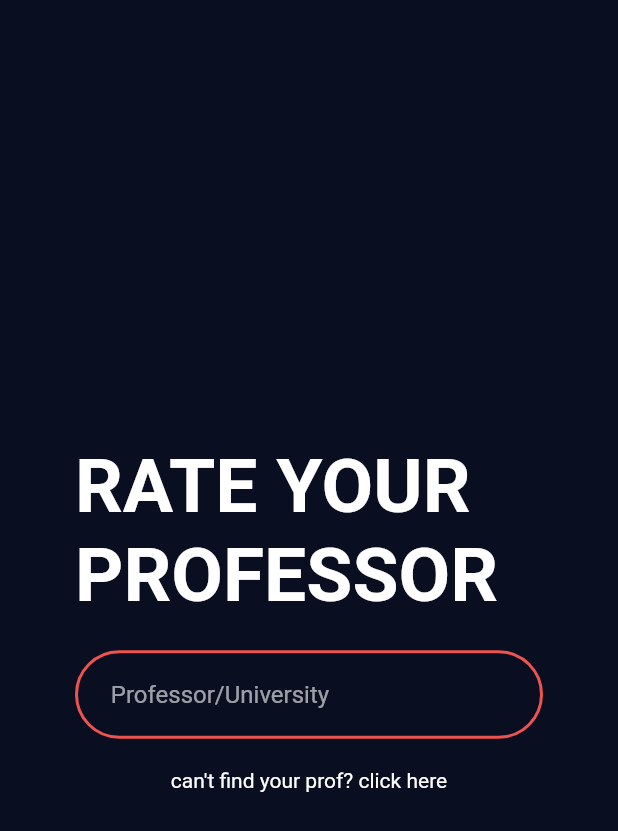
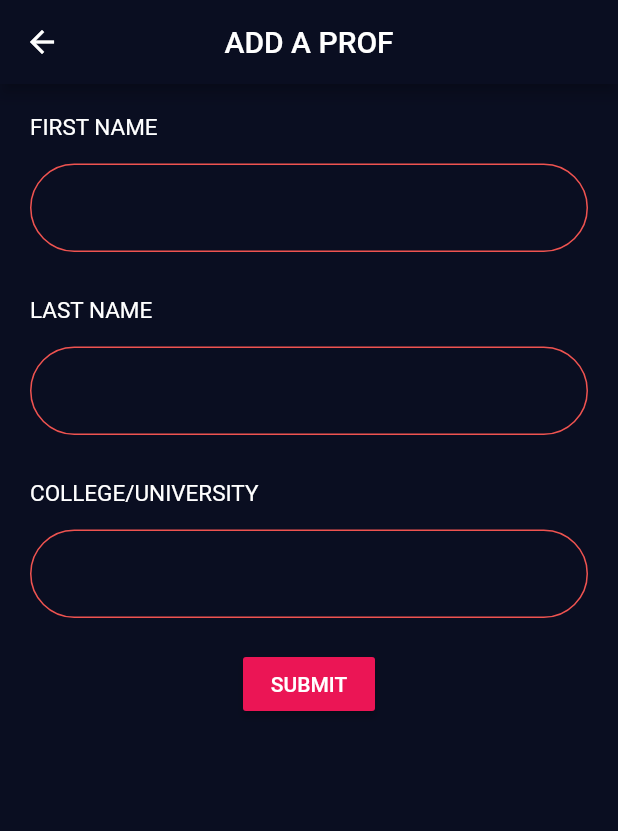
Before and after one commit to jangeloenciso/rate-your-prof, a Flutter app: the screen it shows after launch, on a phone screen of 412 x 824 dp. Shown: the top 831 px of the screen. Run offline on Flutter 3.47's test engine with Material 2 defaults, Android fonts, the light colour scheme and no system bars.

Commit message:
Rough add-prof page UI

```diff
--- a/lib/main.dart
+++ b/lib/main.dart
@@ -1,15 +1,17 @@
 import 'package:flutter/material.dart';
 import 'package:rate_your_prof/pages/input_page.dart';
 import 'package:rate_your_prof/pages/prof_rating.dart';
+import 'package:rate_your_prof/pages/add_prof.dart';
 
 void main() => runApp(MaterialApp(
   theme: ThemeData.dark().copyWith(
         primaryColor: Color(0xFF0A0E21),
         scaffoldBackgroundColor: Color(0xFF0A0E21),
       ),
-  initialRoute: '/',
+  initialRoute: '/addProf',
   routes: {
     '/': (context) => InputPage(),
     '/profRating': (context) => ProfRating(),
+    '/addProf': (context) => AddProf(),
   }
 ));
--- /dev/null
+++ b/lib/pages/add_prof.dart
@@ -0,0 +1,83 @@
+
+// Rewrite this file, use a form
+
+import 'package:flutter/material.dart';
+import 'package:rate_your_prof/widgets/text_field_format.dart';
+
+class AddProf extends StatefulWidget {
+  @override
+  _AddProfState createState() => _AddProfState();
+}
+
+class _AddProfState extends State<AddProf> {
+  @override
+  Widget build(BuildContext context) {
+    return Scaffold(
+      appBar: AppBar(
+        title: Text('ADD A PROF'),
+        centerTitle: true,
+      ),
+      body: Container(
+        margin: EdgeInsets.all(20.0),
+        child: SingleChildScrollView(
+          child: Column(
+            mainAxisAlignment: MainAxisAlignment.center,
+            children: <Widget>[
+              Align(
+                alignment: Alignment.centerLeft,
+                child: Text(
+                  'FIRST NAME',
+                  style: TextStyle(fontSize: 15.0),
+                ),
+              ),
+              SizedBox(height: 15.0),
+              TextFieldInput(),
+              SizedBox(height: 30.0),
+              Align(
+                alignment: Alignment.centerLeft,
+                child: Text(
+                  'LAST NAME',
+                  style: TextStyle(fontSize: 15.0),
+                ),
+              ),
+              SizedBox(height: 15.0),
+              TextFieldInput(),
+              SizedBox(
+                height: 30.0,
+              ),
+              Align(
+                alignment: Alignment.centerLeft,
+                child: Text(
+                  'COLLEGE/UNIVERSITY',
+                  style: TextStyle(fontSize: 15.0),
+                ),
+              ),
+              SizedBox(height: 15.0),
+              TextFieldInput(),
+              SizedBox(height: 20.0),
+              RaisedButton(
+                  color: Color(0xFFEB1555),
+                  onPressed: () {},
+                  child: Text('SUBMIT'))
+            ],
+          ),
+        ),
+      ),
+    );
+  }
+}
+
+
+// class AddProfForm extends StatefulWidget {
+//   @override
+//   _AddProfFormState createState() => _AddProfFormState();
+// }
+
+// class _AddProfFormState extends State<AddProfForm> {
+//   @override
+//   Widget build(BuildContext context) {
+//     return Scaffold(
+
+//     );
+//   }
+// }
--- a/lib/pages/input_page.dart
+++ b/lib/pages/input_page.dart
@@ -1,4 +1,5 @@
 import 'package:flutter/material.dart';
+import 'package:rate_your_prof/widgets/text_field_format.dart';
 
 class InputPage extends StatefulWidget {
   @override
@@ -28,19 +29,7 @@ class _InputPageState extends State<InputPage> {
         ),
         Padding(
           padding: const EdgeInsets.symmetric(horizontal: 50.0),
-          child: TextField(
-            decoration: new InputDecoration(
-              focusedBorder: OutlineInputBorder(
-                borderRadius: BorderRadius.all(Radius.circular(50.0)),
-                borderSide: BorderSide(color: Colors.greenAccent, width: 2.0),
-              ),
-              enabledBorder: OutlineInputBorder(
-                borderRadius: BorderRadius.all(Radius.circular(50.0)),
-                borderSide: BorderSide(color: Colors.red[400], width: 2.0),
-              ),
-              hintText: '   Professor/University',
-            ),
-          ),
+          child: TextFieldInput(hintText: 'Prof/University'),
         ),
         SizedBox(height: 20.0,),
         Text(
--- /dev/null
+++ b/lib/widgets/text_field_format.dart
@@ -0,0 +1,26 @@
+import 'package:flutter/material.dart';
+
+
+class TextFieldInput extends StatelessWidget {
+
+  TextFieldInput({this.hintText});
+
+  final String hintText;
+
+  @override
+  Widget build(BuildContext context) {
+    return TextField(
+      decoration: new InputDecoration(
+        focusedBorder: OutlineInputBorder(
+          borderRadius: BorderRadius.all(Radius.circular(50.0)),
+          borderSide: BorderSide(color: Colors.greenAccent, width: 1.0),
+        ),
+        enabledBorder: OutlineInputBorder(
+          borderRadius: BorderRadius.all(Radius.circular(50.0)),
+          borderSide: BorderSide(color: Colors.red[400], width: 1.0),
+        ),
+        hintText: hintText,
+      ),
+    );
+  }
+}
```
